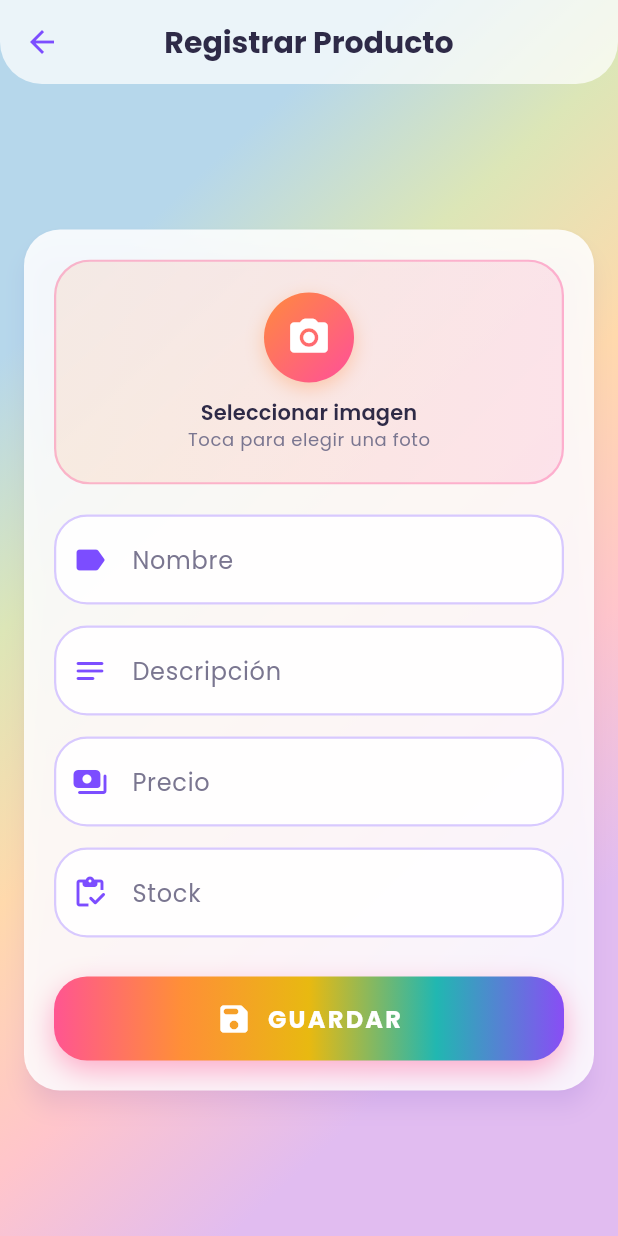
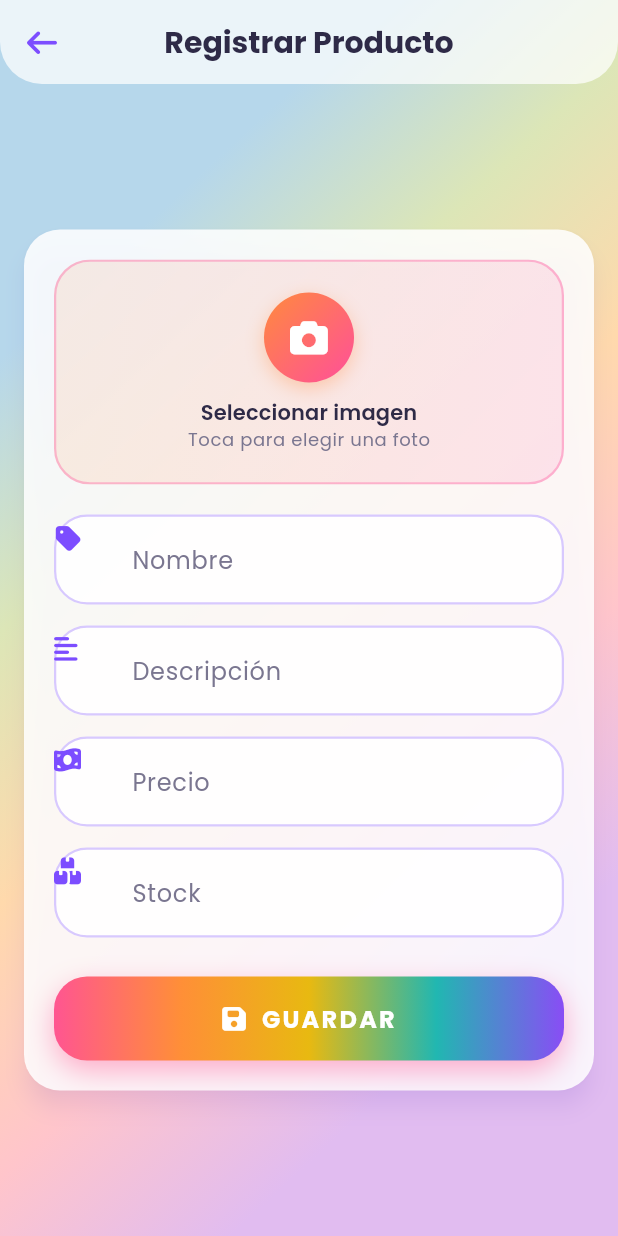
Before and after one commit to anali-salvador/lab_s7_s8_productos, a Flutter app: the MenuScreen screen opened by its route, after a tap on "Registrar Productos", on a phone screen of 412 x 824 dp. Run offline on Flutter 3.47's test engine with Material 3 defaults, Android fonts, the phone set to English and light mode, and no system bars; our stand-ins replace font_awesome_flutter, google_fonts.

Commit message:
Cambio a íconos reales

```diff
--- a/lib/data/productos.dart
+++ b/lib/data/productos.dart
@@ -1,4 +1,4 @@
-import 'package:flutter/material.dart';
+import 'package:font_awesome_flutter/font_awesome_flutter.dart';
 
 import '../theme/app_theme.dart';
 
@@ -12,7 +12,7 @@ List<Map<String, dynamic>> productos = [
     'descripcion': 'Laptop de 15 pulgadas, 16 GB de RAM',
     'precio': 3500.00,
     'stock': 10,
-    'icono': Icons.laptop_mac_rounded,
+    'icono': FontAwesomeIcons.laptop,
     'color': AppTheme.violeta,
   },
   {
@@ -20,7 +20,7 @@ List<Map<String, dynamic>> productos = [
     'descripcion': 'Mouse inalambrico ergonomico',
     'precio': 50.00,
     'stock': 25,
-    'icono': Icons.mouse_rounded,
+    'icono': FontAwesomeIcons.computerMouse,
     'color': AppTheme.rosa,
   },
   {
@@ -28,7 +28,7 @@ List<Map<String, dynamic>> productos = [
     'descripcion': 'Teclado mecanico con luces RGB',
     'precio': 120.00,
     'stock': 15,
-    'icono': Icons.keyboard_rounded,
+    'icono': FontAwesomeIcons.solidKeyboard,
     'color': AppTheme.naranja,
   },
   {
@@ -36,7 +36,7 @@ List<Map<String, dynamic>> productos = [
     'descripcion': 'Monitor Full HD de 24 pulgadas',
     'precio': 800.00,
     'stock': 8,
-    'icono': Icons.desktop_windows_rounded,
+    'icono': FontAwesomeIcons.desktop,
     'color': AppTheme.turquesa,
   },
 ];
--- a/lib/screens/menu_screen.dart
+++ b/lib/screens/menu_screen.dart
@@ -1,4 +1,5 @@
 import 'package:flutter/material.dart';
+import 'package:font_awesome_flutter/font_awesome_flutter.dart';
 
 import '../data/productos.dart';
 import '../theme/app_theme.dart';
@@ -18,28 +19,28 @@ class _MenuScreenState extends State<MenuScreen> {
     {
       'titulo': 'Registrar Productos',
       'subtitulo': 'Agrega un producto nuevo',
-      'icono': Icons.add_box_rounded,
+      'icono': FontAwesomeIcons.solidSquarePlus,
       'colores': AppTheme.degradadoRosa,
       'ruta': '/registrar',
     },
     {
       'titulo': 'Listar Productos',
       'subtitulo': 'Busca y revisa tu inventario',
-      'icono': Icons.inventory_2_rounded,
+      'icono': FontAwesomeIcons.listUl,
       'colores': AppTheme.degradadoTurquesa,
       'ruta': '/listar',
     },
     {
       'titulo': 'Perfil',
       'subtitulo': 'Tus datos de usuario',
-      'icono': Icons.person_rounded,
+      'icono': FontAwesomeIcons.solidUser,
       'colores': AppTheme.degradadoNaranja,
       'ruta': '/perfil',
     },
     {
       'titulo': 'Logout',
       'subtitulo': 'Cerrar sesión',
-      'icono': Icons.logout_rounded,
+      'icono': FontAwesomeIcons.rightFromBracket,
       'colores': AppTheme.degradadoVioleta,
       'ruta': '/login',
     },
@@ -80,7 +81,7 @@ class _MenuScreenState extends State<MenuScreen> {
                     child: Row(
                       children: [
                         const CirculoDegradado(
-                          icono: Icons.storefront_rounded,
+                          icono: FontAwesomeIcons.store,
                           colores: AppTheme.degradadoAmarillo,
                           tamano: 60,
                         ),
@@ -121,9 +122,9 @@ class _MenuScreenState extends State<MenuScreen> {
                       title: Text(opcion['titulo']),
                       subtitle: Text(opcion['subtitulo']),
                       // trailing = lo que va a la derecha (la flechita)
-                      trailing: Icon(
-                        Icons.arrow_forward_ios_rounded,
-                        size: 18,
+                      trailing: FaIcon(
+                        FontAwesomeIcons.chevronRight,
+                        size: 16,
                         color: (opcion['colores'] as List<Color>).first,
                       ),
                       onTap: () => _abrir(opcion['ruta']),
--- a/lib/screens/registrar_screen.dart
+++ b/lib/screens/registrar_screen.dart
@@ -1,4 +1,5 @@
 import 'package:flutter/material.dart';
+import 'package:font_awesome_flutter/font_awesome_flutter.dart';
 import 'package:flutter/services.dart';
 
 import '../data/productos.dart';
@@ -49,7 +50,7 @@ class _RegistrarScreenState extends State<RegistrarScreen> {
       'descripcion': _descripcionCtrl.text.trim(),
       'precio': _leerPrecio(_precioCtrl.text)!,
       'stock': int.parse(_stockCtrl.text),
-      'icono': Icons.inventory_2_rounded,
+      'icono': FontAwesomeIcons.box,
       'color': color,
     });
 
@@ -57,7 +58,7 @@ class _RegistrarScreenState extends State<RegistrarScreen> {
       SnackBar(
         content: Row(
           children: [
-            const Icon(Icons.check_circle_rounded, color: AppTheme.turquesa),
+            const FaIcon(FontAwesomeIcons.solidCircleCheck, size: 18, color: AppTheme.turquesa),
             const SizedBox(width: 12),
             Expanded(child: Text('"$nombre" se guardó correctamente')),
           ],
@@ -95,7 +96,7 @@ class _RegistrarScreenState extends State<RegistrarScreen> {
                           textInputAction: TextInputAction.next,
                           decoration: const InputDecoration(
                             labelText: 'Nombre',
-                            prefixIcon: Icon(Icons.label_rounded),
+                            prefixIcon: FaIcon(FontAwesomeIcons.tag, size: 18),
                           ),
                           validator: (v) => (v == null || v.trim().isEmpty)
                               ? 'Escribe el nombre del producto'
@@ -108,7 +109,7 @@ class _RegistrarScreenState extends State<RegistrarScreen> {
                           maxLines: 3,
                           decoration: const InputDecoration(
                             labelText: 'Descripción',
-                            prefixIcon: Icon(Icons.notes_rounded),
+                            prefixIcon: FaIcon(FontAwesomeIcons.alignLeft, size: 18),
                           ),
                           validator: (v) => (v == null || v.trim().isEmpty)
                               ? 'Escribe una descripción'
@@ -128,7 +129,7 @@ class _RegistrarScreenState extends State<RegistrarScreen> {
                           decoration: const InputDecoration(
                             labelText: 'Precio',
                             prefixText: 'S/ ',
-                            prefixIcon: Icon(Icons.payments_rounded),
+                            prefixIcon: FaIcon(FontAwesomeIcons.moneyBillWave, size: 18),
                           ),
                           validator: (v) {
                             if (v == null || v.trim().isEmpty) {
@@ -152,7 +153,7 @@ class _RegistrarScreenState extends State<RegistrarScreen> {
                           onFieldSubmitted: (_) => _guardar(),
                           decoration: const InputDecoration(
                             labelText: 'Stock',
-                            prefixIcon: Icon(Icons.inventory_rounded),
+                            prefixIcon: FaIcon(FontAwesomeIcons.boxesStacked, size: 18),
                           ),
                           validator: (v) {
                             if (v == null || v.isEmpty) {
@@ -167,7 +168,7 @@ class _RegistrarScreenState extends State<RegistrarScreen> {
                         const SizedBox(height: 26),
                         GradientButton(
                           texto: 'GUARDAR',
-                          icono: Icons.save_rounded,
+                          icono: FontAwesomeIcons.solidFloppyDisk,
                           onPressed: _guardar,
                         ),
                       ],
@@ -214,7 +215,7 @@ class _RegistrarScreenState extends State<RegistrarScreen> {
             mainAxisAlignment: MainAxisAlignment.center,
             children: [
               const CirculoDegradado(
-                icono: Icons.photo_camera_rounded,
+                icono: FontAwesomeIcons.solidCamera,
                 colores: [AppTheme.naranja, AppTheme.rosa],
                 tamano: 60,
               ),
--- a/lib/theme/app_theme.dart
+++ b/lib/theme/app_theme.dart
@@ -1,4 +1,5 @@
 import 'package:flutter/material.dart';
+import 'package:font_awesome_flutter/font_awesome_flutter.dart';
 import 'package:google_fonts/google_fonts.dart';
 
 // En este archivo esta TODO el tema de la app.
@@ -197,6 +198,12 @@ class AppTheme {
 
       progressIndicatorTheme: const ProgressIndicatorThemeData(color: rosa),
 
+      // flecha de "atras" del AppBar con icono de Font Awesome
+      actionIconTheme: ActionIconThemeData(
+        backButtonIconBuilder: (context) =>
+            const FaIcon(FontAwesomeIcons.arrowLeft, size: 20),
+      ),
+
       // Transicion suave entre pantallas (igual en todas las plataformas)
       pageTransitionsTheme: const PageTransitionsTheme(
         builders: {
@@ -215,7 +222,7 @@ class AppTheme {
 // Circulo con degradado y un icono blanco adentro.
 // Lo uso en el logo, en el menu, en los productos, etc.
 class CirculoDegradado extends StatelessWidget {
-  final IconData icono;
+  final FaIconData icono;
   final List<Color> colores;
   final double tamano;
 
@@ -246,7 +253,9 @@ class CirculoDegradado extends StatelessWidget {
           ),
         ],
       ),
-      child: Icon(icono, color: Colors.white, size: tamano * 0.5),
+      child: Center(
+        child: FaIcon(icono, color: Colors.white, size: tamano * 0.42),
+      ),
     );
   }
 }
--- a/lib/widgets/gradient_button.dart
+++ b/lib/widgets/gradient_button.dart
@@ -1,4 +1,5 @@
 import 'package:flutter/material.dart';
+import 'package:font_awesome_flutter/font_awesome_flutter.dart';
 
 import '../theme/app_theme.dart';
 
@@ -7,7 +8,7 @@ import '../theme/app_theme.dart';
 class GradientButton extends StatefulWidget {
   final String texto;
   final VoidCallback onPressed;
-  final IconData? icono; // el icono es opcional
+  final FaIconData? icono; // el icono es opcional
 
   const GradientButton({
     super.key,
@@ -89,7 +90,7 @@ class _GradientButtonState extends State<GradientButton>
                 mainAxisSize: MainAxisSize.min,
                 children: [
                   if (widget.icono != null) ...[
-                    Icon(widget.icono, color: Colors.white),
+                    FaIcon(widget.icono, color: Colors.white, size: 18),
                     const SizedBox(width: 10),
                   ],
                   Flexible(
--- a/pubspec.yaml
+++ b/pubspec.yaml
@@ -35,6 +35,8 @@ dependencies:
   # Use with the CupertinoIcons class for iOS style icons.
   cupertino_icons: ^1.0.8
   google_fonts: ^8.0.0
+  font_awesome_flutter: ^11.0.0
+  image_picker: ^1.2.4
 
 dev_dependencies:
   flutter_test:
```
Also changed, not shown: lib/screens/listar_screen.dart (+7 -6 lines), lib/screens/login_screen.dart (+9 -7 lines), lib/screens/perfil_screen.dart (+12 -11 lines), pubspec.lock.
